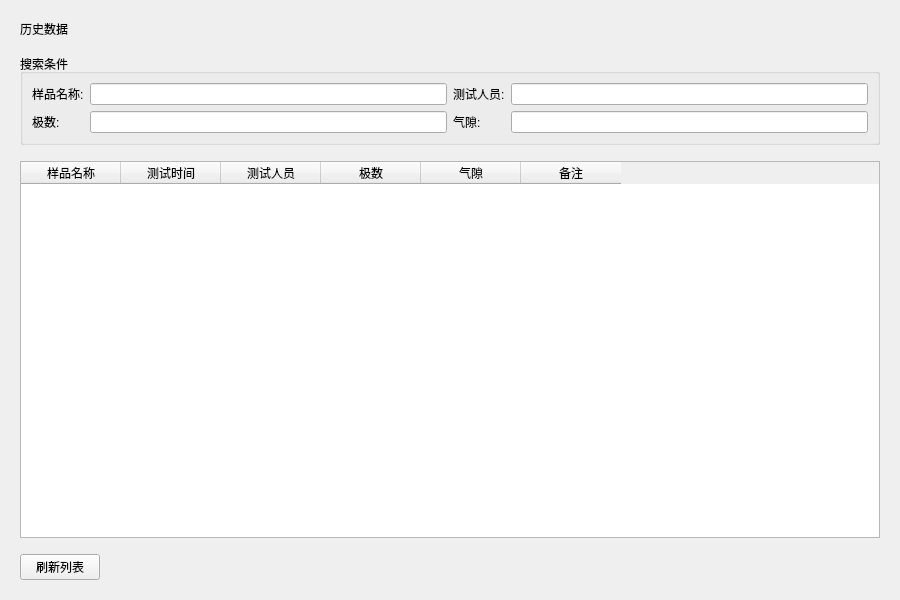
This is src/ui/history_panel.ui in IceSugarZxy/MARS-pro as Qt 5 draws it before an edit. The edited form follows.
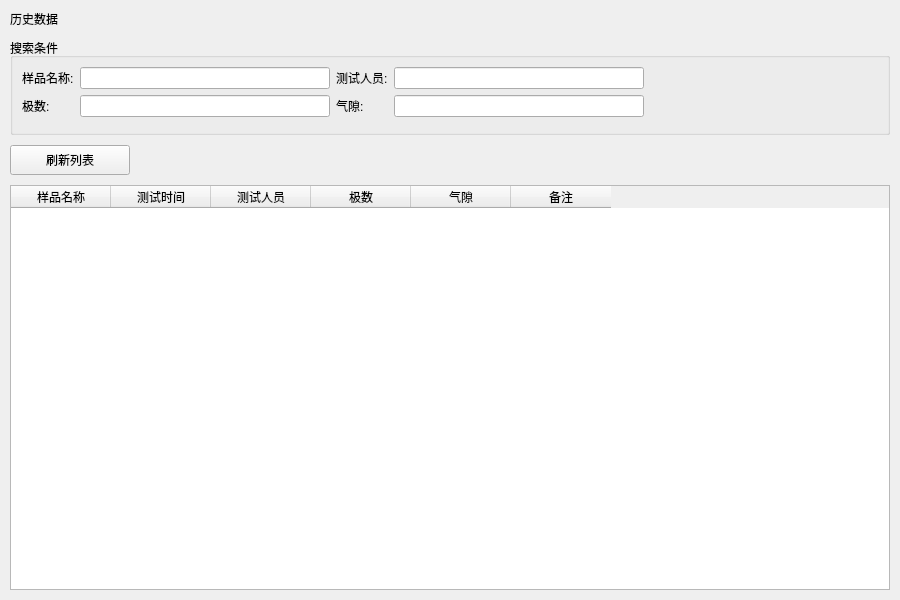
This is the edited form.

What changed in the file:
```diff
--- a/src/ui/history_panel.ui
+++ b/src/ui/history_panel.ui
@@ -15,24 +15,20 @@
   </property>
   <layout class="QGridLayout" name="main_layout">
    <property name="leftMargin">
-    <number>20</number>
+    <number>10</number>
    </property>
    <property name="topMargin">
-    <number>20</number>
+    <number>10</number>
    </property>
    <property name="rightMargin">
-    <number>20</number>
+    <number>10</number>
    </property>
    <property name="bottomMargin">
-    <number>20</number>
+    <number>10</number>
    </property>
-   <property name="horizontalSpacing">
-    <number>16</number>
+   <property name="spacing">
+    <number>10</number>
    </property>
-   <property name="verticalSpacing">
-    <number>16</number>
-   </property>
-   <!-- 标题区域 -->
    <item row="0" column="0">
     <widget class="QLabel" name="panel_title">
      <property name="text">
@@ -40,177 +36,156 @@
      </property>
     </widget>
    </item>
-   <!-- 搜索条件区域 -->
+   <item row="3" column="0">
+    <widget class="QTableWidget" name="data_table">
+     <property name="columnCount">
+      <number>6</number>
+     </property>
+     <column>
+      <property name="text">
+       <string>样品名称</string>
+      </property>
+     </column>
+     <column>
+      <property name="text">
+       <string>测试时间</string>
+      </property>
+     </column>
+     <column>
+      <property name="text">
+       <string>测试人员</string>
+      </property>
+     </column>
+     <column>
+      <property name="text">
+       <string>极数</string>
+      </property>
+     </column>
+     <column>
+      <property name="text">
+       <string>气隙</string>
+      </property>
+     </column>
+     <column>
+      <property name="text">
+       <string>备注</string>
+      </property>
+     </column>
+    </widget>
+   </item>
    <item row="1" column="0">
-    <widget class="QWidget" name="search_section">
-     <layout class="QVBoxLayout" name="search_section_layout">
-      <property name="leftMargin">
-       <number>0</number>
-      </property>
-      <property name="topMargin">
-       <number>0</number>
-      </property>
-      <property name="rightMargin">
-       <number>0</number>
-      </property>
-      <property name="bottomMargin">
-       <number>0</number>
-      </property>
-      <item>
-       <widget class="QGroupBox" name="search_group">
-        <property name="title">
-         <string>搜索条件</string>
+    <widget class="QGroupBox" name="search_group">
+     <property name="title">
+      <string>搜索条件</string>
+     </property>
+     <layout class="QGridLayout" name="search_layout">
+      <item row="1" column="0">
+       <widget class="QLabel" name="label_polar_num">
+        <property name="text">
+         <string>极数:</string>
         </property>
-        <layout class="QGridLayout" name="search_layout">
-         <item row="0" column="0">
-          <widget class="QLabel" name="label_sample_name">
-           <property name="text">
-            <string>样品名称:</string>
-           </property>
-          </widget>
-         </item>
-         <item row="0" column="1">
-          <widget class="QLineEdit" name="sample_name_edit"/>
-         </item>
-         <item row="0" column="2">
-          <widget class="QLabel" name="label_tester">
-           <property name="text">
-            <string>测试人员:</string>
-           </property>
-          </widget>
-         </item>
-         <item row="0" column="3">
-          <widget class="QLineEdit" name="tester_edit"/>
-         </item>
-         <item row="1" column="0">
-          <widget class="QLabel" name="label_polar_num">
-           <property name="text">
-            <string>极数:</string>
-           </property>
-          </widget>
-         </item>
-         <item row="1" column="1">
-          <widget class="QLineEdit" name="polar_num_edit"/>
-         </item>
-         <item row="1" column="2">
-          <widget class="QLabel" name="label_airgap">
-           <property name="text">
-            <string>气隙:</string>
-           </property>
-          </widget>
-         </item>
-         <item row="1" column="3">
-          <widget class="QLineEdit" name="airgap_edit"/>
-         </item>
-        </layout>
        </widget>
       </item>
+      <item row="0" column="1">
+       <widget class="QLineEdit" name="sample_name_edit">
+        <property name="minimumSize">
+         <size>
+          <width>250</width>
+          <height>0</height>
+         </size>
+        </property>
+       </widget>
+      </item>
+      <item row="1" column="3">
+       <widget class="QLineEdit" name="airgap_edit">
+        <property name="minimumSize">
+         <size>
+          <width>250</width>
+          <height>0</height>
+         </size>
+        </property>
+       </widget>
+      </item>
+      <item row="1" column="1">
+       <widget class="QLineEdit" name="polar_num_edit">
+        <property name="sizePolicy">
+         <sizepolicy hsizetype="Expanding" vsizetype="Fixed">
+          <horstretch>0</horstretch>
+          <verstretch>0</verstretch>
+         </sizepolicy>
+        </property>
+        <property name="minimumSize">
+         <size>
+          <width>250</width>
+          <height>0</height>
+         </size>
+        </property>
+       </widget>
+      </item>
+      <item row="0" column="0">
+       <widget class="QLabel" name="label_sample_name">
+        <property name="text">
+         <string>样品名称:</string>
+        </property>
+       </widget>
+      </item>
+      <item row="0" column="3">
+       <widget class="QLineEdit" name="tester_edit">
+        <property name="minimumSize">
+         <size>
+          <width>250</width>
+          <height>0</height>
+         </size>
+        </property>
+       </widget>
+      </item>
+      <item row="1" column="2">
+       <widget class="QLabel" name="label_airgap">
+        <property name="text">
+         <string>气隙:</string>
+        </property>
+       </widget>
+      </item>
+      <item row="0" column="2">
+       <widget class="QLabel" name="label_tester">
+        <property name="text">
+         <string>测试人员:</string>
+        </property>
+       </widget>
+      </item>
+      <item row="0" column="4" rowspan="3">
+       <spacer name="btn_spacer">
+        <property name="orientation">
+         <enum>Qt::Horizontal</enum>
+        </property>
+        <property name="sizeHint" stdset="0">
+         <size>
+          <width>40</width>
+          <height>20</height>
+         </size>
+        </property>
+       </spacer>
+      </item>
      </layout>
     </widget>
    </item>
-   <!-- 数据列表区域 -->
    <item row="2" column="0">
-    <widget class="QWidget" name="table_section">
-     <layout class="QVBoxLayout" name="table_section_layout">
-      <property name="leftMargin">
-       <number>0</number>
-      </property>
-      <property name="topMargin">
-       <number>0</number>
-      </property>
-      <property name="rightMargin">
-       <number>0</number>
-      </property>
-      <property name="bottomMargin">
-       <number>0</number>
-      </property>
-      <item>
-       <widget class="QTableWidget" name="data_table">
-        <property name="columnCount">
-         <number>6</number>
-        </property>
-        <column>
-         <property name="text">
-          <string>样品名称</string>
-         </property>
-        </column>
-        <column>
-         <property name="text">
-          <string>测试时间</string>
-         </property>
-        </column>
-        <column>
-         <property name="text">
-          <string>测试人员</string>
-         </property>
-        </column>
-        <column>
-         <property name="text">
-          <string>极数</string>
-         </property>
-        </column>
-        <column>
-         <property name="text">
-          <string>气隙</string>
-         </property>
-        </column>
-        <column>
-         <property name="text">
-          <string>备注</string>
-         </property>
-        </column>
-        <attribute name="selectionBehavior">
-         <enum>QAbstractItemView::SelectRows</enum>
-        </attribute>
-        <attribute name="editTriggers">
-         <set>QAbstractItemView::NoEditTriggers</set>
-        </attribute>
-       </widget>
-      </item>
-     </layout>
-    </widget>
-   </item>
-   <!-- 按钮行区域 -->
-   <item row="3" column="0">
-    <widget class="QWidget" name="btn_section">
-     <layout class="QVBoxLayout" name="btn_section_layout">
-      <property name="leftMargin">
-       <number>0</number>
-      </property>
-      <property name="topMargin">
-       <number>0</number>
-      </property>
-      <property name="rightMargin">
-       <number>0</number>
-      </property>
-      <property name="bottomMargin">
-       <number>0</number>
-      </property>
-      <item>
-       <layout class="QHBoxLayout" name="btn_row">
-        <item>
-         <widget class="QPushButton" name="btn_refresh">
-          <property name="text">
-           <string>刷新列表</string>
-          </property>
-         </widget>
-        </item>
-        <item>
-         <spacer name="btn_spacer">
-          <property name="orientation">
-           <enum>Qt::Horizontal</enum>
-          </property>
-          <property name="sizeHint" stdset="0">
-           <size>
-            <width>40</width>
-            <height>20</height>
-           </size>
-          </property>
-         </spacer>
-        </item>
-       </layout>
-      </item>
-     </layout>
+    <widget class="QPushButton" name="btn_refresh">
+     <property name="sizePolicy">
+      <sizepolicy hsizetype="Fixed" vsizetype="Fixed">
+       <horstretch>0</horstretch>
+       <verstretch>0</verstretch>
+      </sizepolicy>
+     </property>
+     <property name="minimumSize">
+      <size>
+       <width>120</width>
+       <height>30</height>
+      </size>
+     </property>
+     <property name="text">
+      <string>刷新列表</string>
+     </property>
     </widget>
    </item>
   </layout>
```
